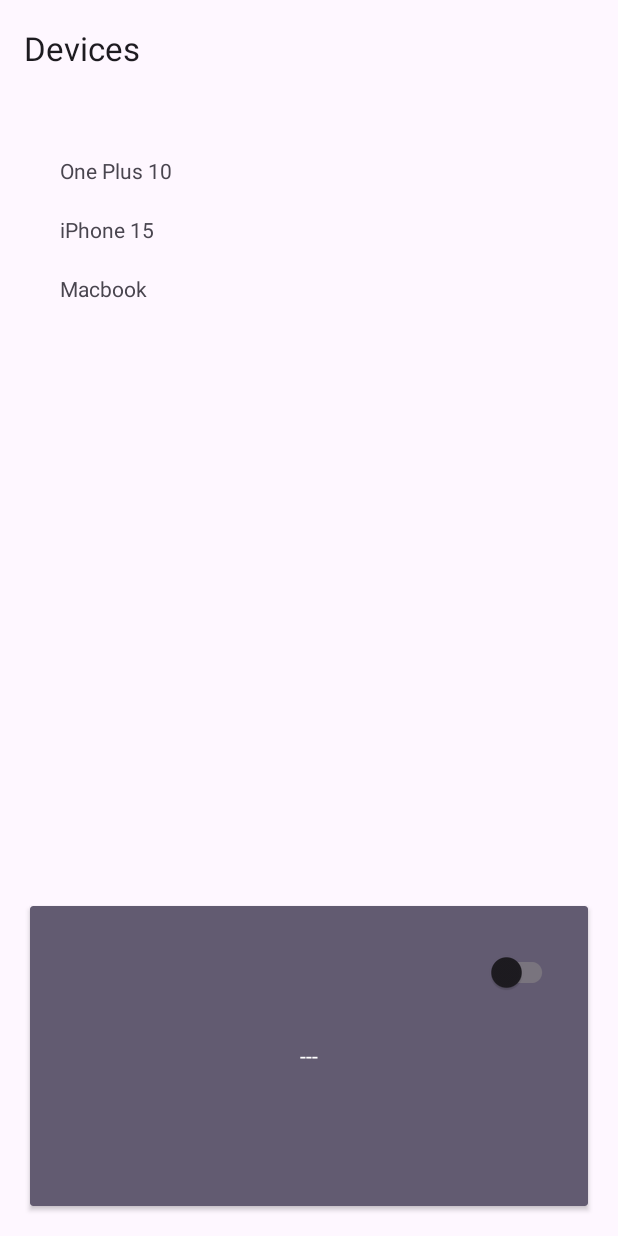
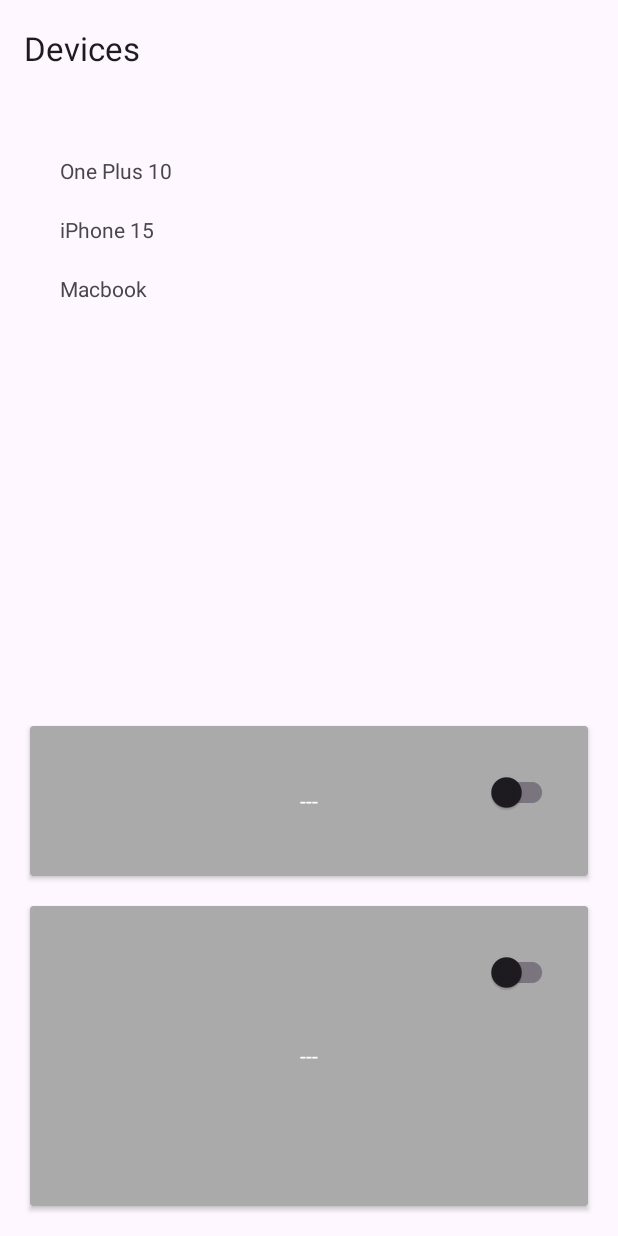
Before and after one commit to alkammar/simplified-architecture, an Android app: the screen it shows after launch (MainActivity), on a phone screen of 412 x 824 dp. Run offline under Robolectric (Android 15) with nearby library versions, the phone set to English and light mode, and no system bars; our stand-ins replace Dagger/Hilt's generated code, navigation-ui.

Commit message:
use colors from theme

```diff
--- a/app/src/main/AndroidManifest.xml
+++ b/app/src/main/AndroidManifest.xml
@@ -16,7 +16,6 @@
         <activity
             android:name=".MainActivity"
             android:exported="true"
-            android:label="@string/app_name"
             android:theme="@style/Theme.Simplified">
             <intent-filter>
                 <action android:name="android.intent.action.MAIN" />
--- a/app/src/main/java/com/plume/simplified/motion/MotionCard.kt
+++ b/app/src/main/java/com/plume/simplified/motion/MotionCard.kt
@@ -4,6 +4,7 @@ import android.content.Context
 import android.graphics.Canvas
 import android.graphics.Paint
 import android.util.AttributeSet
+import android.util.TypedValue
 import android.widget.TextView
 import androidx.appcompat.widget.SwitchCompat
 import androidx.lifecycle.ViewModelProvider
@@ -21,7 +22,11 @@ class MotionCard @JvmOverloads constructor(
     defStyleAttr: Int = 0
 ) : BaseCard<Unit, Motion>(context, attrs, defStyleAttr) {
 
-    private val paint = Paint().apply { color = context.getColor(R.color.black) }
+    private val paint = Paint().apply {
+        val typedValue = TypedValue()
+        context.theme.resolveAttribute(androidx.appcompat.R.attr.colorPrimary, typedValue, true)
+        color = typedValue.data
+    }
     private var level = 0f
 
     override val viewModel by lazy {
@@ -35,6 +40,9 @@ class MotionCard @JvmOverloads constructor(
 
     init {
         inflate(context, R.layout.card_motion, this)
+        val typedValue = TypedValue()
+        context.theme.resolveAttribute(R.attr.motion_background_color, typedValue, true)
+        setCardBackgroundColor(typedValue.data)
     }
 
     override fun onAttachedToWindow() {
--- a/app/src/main/res/layout/fragment_device_list.xml
+++ b/app/src/main/res/layout/fragment_device_list.xml
@@ -28,20 +28,18 @@
         app:layout_constraintStart_toStartOf="parent"
         app:layout_constraintTop_toTopOf="parent" />
 
-<!--    <com.plume.simplified.motion.MotionCard-->
-<!--        android:id="@+id/device_list_motion_2"-->
-<!--        android:layout_width="match_parent"-->
-<!--        android:layout_margin="20dp"-->
-<!--        android:layout_height="100dp"-->
-<!--        app:cardBackgroundColor="?attr/colorSecondary"-->
-<!--        app:layout_constraintBottom_toTopOf="@id/device_list_motion_1"/>-->
+    <com.plume.simplified.motion.MotionCard
+        android:id="@+id/device_list_motion_2"
+        android:layout_width="match_parent"
+        android:layout_margin="20dp"
+        android:layout_height="100dp"
+        app:layout_constraintBottom_toTopOf="@id/device_list_motion_1"/>
 
     <com.plume.simplified.motion.MotionCard
         android:id="@+id/device_list_motion_1"
         android:layout_width="match_parent"
         android:layout_margin="20dp"
         android:layout_height="200dp"
-        app:cardBackgroundColor="?attr/colorSecondary"
         app:layout_constraintBottom_toBottomOf="parent" />
 
 </androidx.constraintlayout.widget.ConstraintLayout>
--- a/app/src/main/res/values-land/dimens.xml
+++ /dev/null
@@ -1,3 +0,0 @@
-<resources>
-    <dimen name="fab_margin">48dp</dimen>
-</resources>
--- a/app/src/main/res/values-w1240dp/dimens.xml
+++ /dev/null
@@ -1,3 +0,0 @@
-<resources>
-    <dimen name="fab_margin">200dp</dimen>
-</resources>
--- a/app/src/main/res/values-w600dp/dimens.xml
+++ /dev/null
@@ -1,3 +0,0 @@
-<resources>
-    <dimen name="fab_margin">48dp</dimen>
-</resources>
--- /dev/null
+++ b/app/src/main/res/values/attrs.xml
@@ -0,0 +1,4 @@
+<?xml version="1.0" encoding="utf-8"?>
+<resources>
+    <attr name="motion_background_color" format="reference" />
+</resources>
--- a/app/src/main/res/values/colors.xml
+++ b/app/src/main/res/values/colors.xml
@@ -2,4 +2,5 @@
 <resources>
     <color name="black">#FF000000</color>
     <color name="white">#FFFFFFFF</color>
+    <color name="grey">#FFAAAAAA</color>
 </resources>
--- a/app/src/main/res/values/dimens.xml
+++ /dev/null
@@ -1,3 +0,0 @@
-<resources>
-    <dimen name="fab_margin">16dp</dimen>
-</resources>
--- a/app/src/main/res/values/themes.xml
+++ b/app/src/main/res/values/themes.xml
@@ -1,8 +1,6 @@
-<resources xmlns:tools="http://schemas.android.com/tools">
-    <!-- Base application theme. -->
+<resources>
     <style name="Base.Theme.Simplified" parent="Theme.Material3.DayNight.NoActionBar">
-        <!-- Customize your light theme here. -->
-        <!-- <item name="colorPrimary">@color/my_light_primary</item> -->
+        <item name="motion_background_color">@color/grey</item>
     </style>
 
     <style name="Theme.Simplified" parent="Base.Theme.Simplified" />
```
